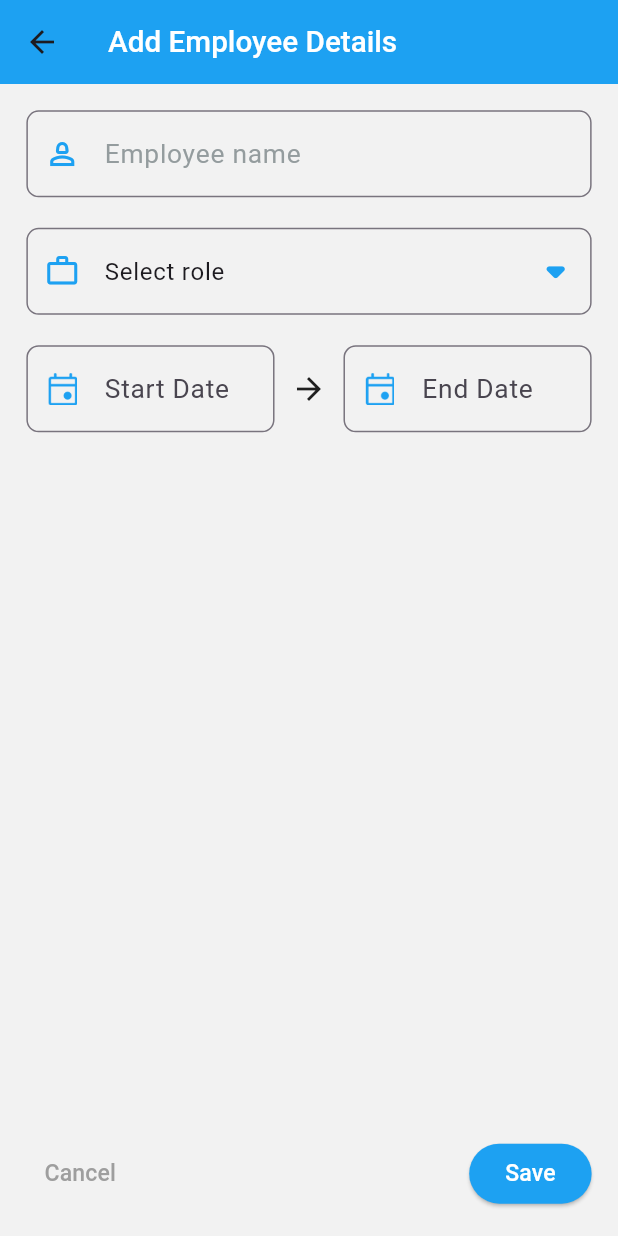
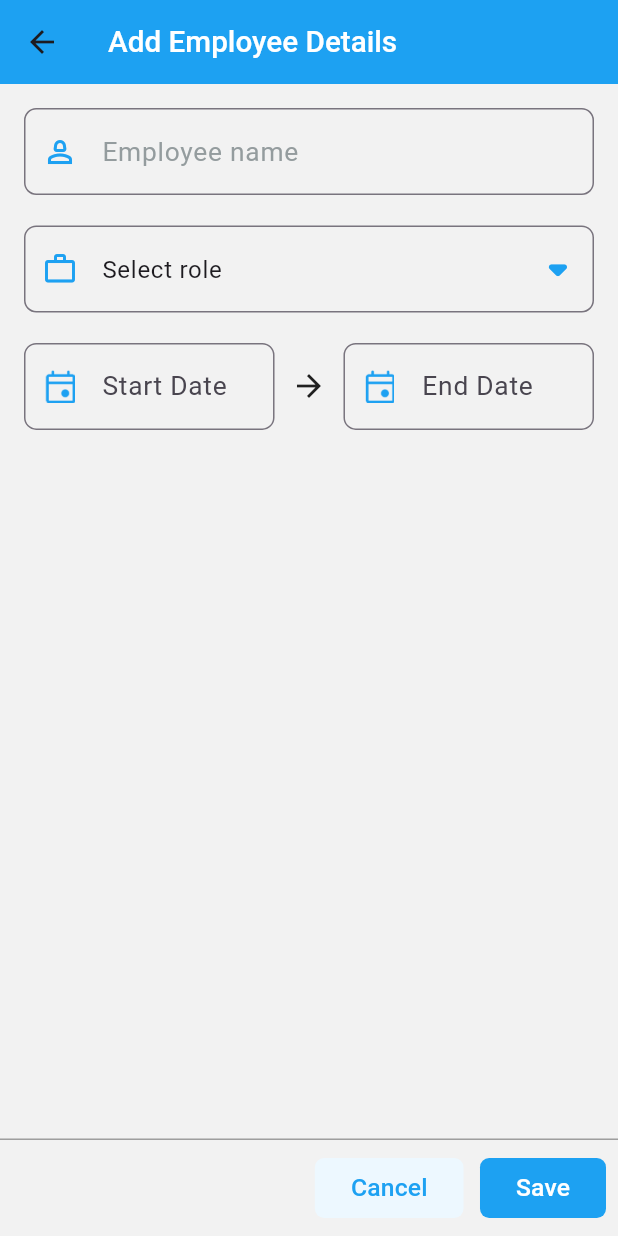
Before and after one commit to Abhi902/realtime, a Flutter app: the AddEmployeeScreen screen opened directly, on a phone screen of 412 x 824 dp. Run offline on Flutter 3.47's test engine with Material 3 defaults, Android fonts, the phone set to English and light mode, and no system bars; our stand-ins replace bloc, cloud_firestore, equatable, firebase_core, flutter_bloc, flutter_screenutil; accounts and stored records are empty.

Commit message:
UI update  complete

```diff
--- a/lib/view/add_employee.dart
+++ b/lib/view/add_employee.dart
@@ -112,8 +112,10 @@ class _AddEmployeeScreenState extends State<AddEmployeeScreen> {
         ),
         backgroundColor: const Color(0xFF1DA1F2),
       ),
-      body: Padding(
-        padding: EdgeInsets.all(16.w),
+      body: Column(
+        children: [
+          Padding(
+            padding: EdgeInsets.all(16),
             child: Column(
               crossAxisAlignment: CrossAxisAlignment.start,
               children: [
@@ -233,18 +235,45 @@ class _AddEmployeeScreenState extends State<AddEmployeeScreen> {
                     ),
                   ],
                 ),
+              ],
+            ),
+          ),
           Spacer(),
+          Container(
+            width: double.infinity,
+            height: 1.h,
+            color: Colors.grey,
+          ),
 
           // Bottom Buttons
-            Row(
-              mainAxisAlignment: MainAxisAlignment.spaceBetween,
+          Padding(
+            padding: const EdgeInsets.all(8.0),
+            child: Row(
+              mainAxisAlignment: MainAxisAlignment.end,
               children: [
-                TextButton(
-                  onPressed: () => Navigator.pop(context),
+                ElevatedButton(
+                  onPressed: () {
+                    Navigator.pop(context);
+                  },
+                  style: ElevatedButton.styleFrom(
+                    backgroundColor: const Color(0xffEDF8FF),
+                    elevation: 0,
+                    shape: RoundedRectangleBorder(
+                      borderRadius: BorderRadius.circular(
+                          6.r), // Set only 6.r border radius
+                    ),
+                  ),
                   child: Text(
                     "Cancel",
-                    style: TextStyle(color: Colors.grey, fontSize: 14.sp),
+                    style: TextStyle(
+                      color: Color(0xff1DA1F2),
+                      fontWeight: FontWeight.w500,
+                      fontSize: 15.sp,
                     ),
+                  ),
+                ),
+                SizedBox(
+                  width: 10.w,
                 ),
                 ElevatedButton(
                   onPressed: () {
@@ -270,17 +299,26 @@ class _AddEmployeeScreenState extends State<AddEmployeeScreen> {
                     Navigator.pop(context);
                   },
                   style: ElevatedButton.styleFrom(
-                    backgroundColor: const Color(0xFF1DA1F2),
+                    elevation: 0,
+                    backgroundColor: const Color(0xff1DA1F2),
+                    shape: RoundedRectangleBorder(
+                      borderRadius: BorderRadius.circular(
+                          6.r), // Set only 6.r border radius
+                    ),
                   ),
                   child: Text(
                     "Save",
-                    style: TextStyle(fontSize: 14.sp, color: Colors.white),
+                    style: TextStyle(
+                      color: Colors.white,
+                      fontWeight: FontWeight.w500,
+                      fontSize: 15.sp,
+                    ),
                   ),
                 ),
               ],
             ),
+          ),
         ],
-        ),
       ),
     );
   }
```
Also changed, not shown: lib/view/update_employee.dart (+50 -9 lines). Lines whose indentation alone changed are shown as unchanged.
